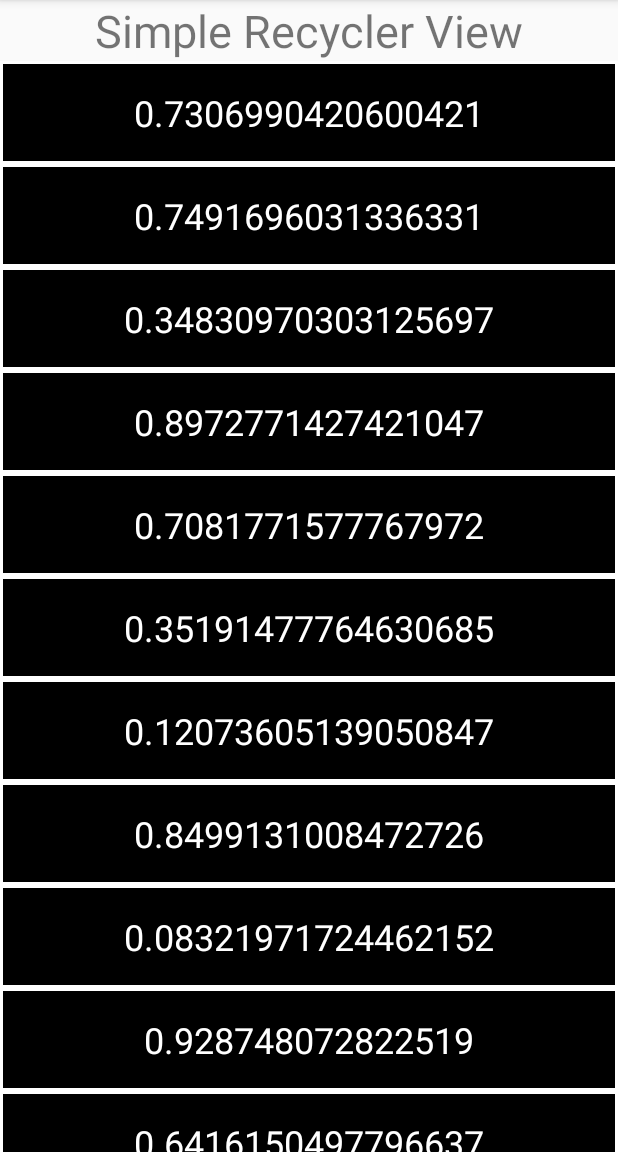
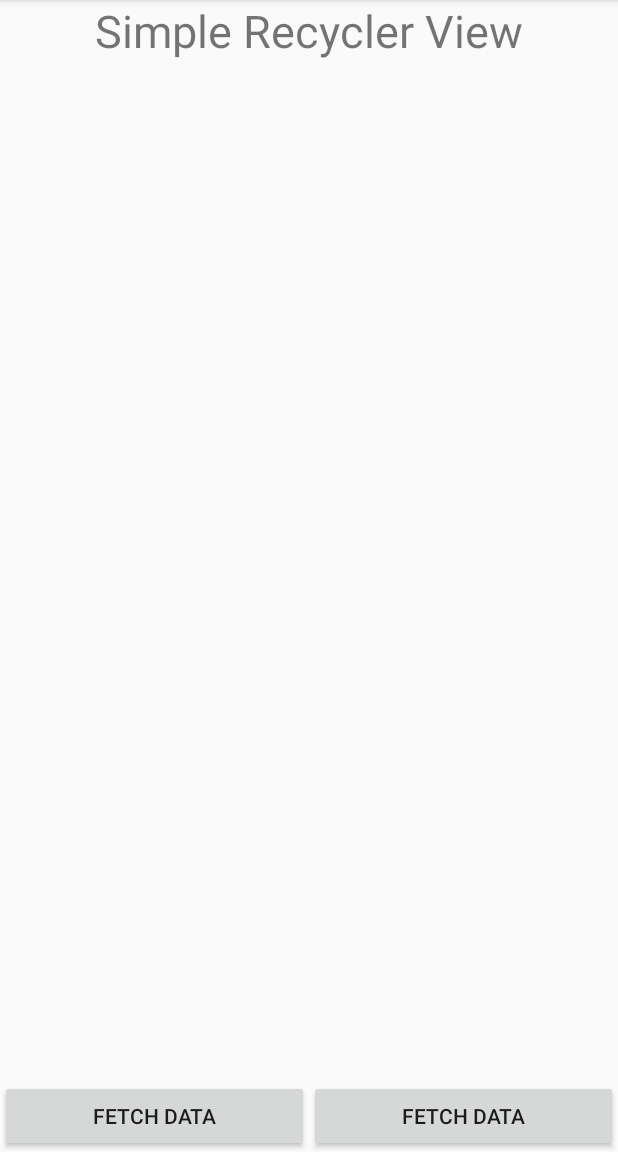
Before and after one commit to Amansingh717/Sample-Recycler-View, an Android app: the screen it shows after launch (MainActivity), on a phone screen of 412 x 824 dp, the part 84-1236 px from its top. Run offline under Robolectric (Android 15) with nearby library versions, the phone set to English and light mode, and no system bars.

Commit message:
implementation asyncListDiffer

```diff
--- a/app/src/main/java/com/example/bootcamplayoutspart2/DataSource.java
+++ b/app/src/main/java/com/example/bootcamplayoutspart2/DataSource.java
@@ -1,19 +1,58 @@
 package com.example.bootcamplayoutspart2;
+
+import androidx.annotation.Nullable;
+import androidx.lifecycle.MediatorLiveData;
 
 import java.util.ArrayList;
 
-public class DataSource {
+class DataSource {
 
-    private ArrayList<Double> arrayList;
+    MediatorLiveData<ArrayList<Data>> arrayListLiveData;
+
+    void initData() {
+        ArrayList<Data> arrayListData = new ArrayList<>();
+        for (int i = 0; i < 50; i++) {
+            Data data = new Data(i, Math.random());
+            arrayListData.add(data);
+        }
+        arrayListLiveData.setValue(arrayListData);
+    }
+
+    void fetchData() {
+        ArrayList<Data> arrayListData = new ArrayList<>();
+        for (int i = 0; i < 50; i++) {
+            if (i % 3 == 0) {
+                Data data = new Data(i, Math.random());
+                arrayListData.add(data);
+            }
+        }
+        arrayListLiveData.setValue(arrayListData);
+    }
 
     DataSource() {
-        this.arrayList = new ArrayList<>();
+        this.arrayListLiveData = new MediatorLiveData<>();
     }
 
-    public ArrayList<Double> getData() {
-        for (int i = 0; i < 20; i++) {
-            arrayList.add(Math.random());
+    class Data {
+        private int id;
+        private double value;
+
+        public Data(int id, double value) {
+            this.id = id;
+            this.value = value;
         }
-        return arrayList;
+
+        public int getId() {
+            return id;
+        }
+
+        public double getValue() {
+            return value;
+        }
+
+        @Override
+        public boolean equals(@Nullable Object obj) {
+            return this == obj;
+        }
     }
 }
--- a/app/src/main/java/com/example/bootcamplayoutspart2/MainActivity.java
+++ b/app/src/main/java/com/example/bootcamplayoutspart2/MainActivity.java
@@ -1,17 +1,19 @@
 package com.example.bootcamplayoutspart2;
 
+import android.os.Bundle;
+import android.view.View;
+import android.widget.Button;
+
 import androidx.appcompat.app.AppCompatActivity;
+import androidx.lifecycle.Observer;
 import androidx.recyclerview.widget.LinearLayoutManager;
 import androidx.recyclerview.widget.RecyclerView;
 
-import android.os.Bundle;
+import java.util.ArrayList;
 
 public class MainActivity extends AppCompatActivity {
 
-    private DataSource mDataSource;
-    private RecyclerView mRecyclerView;
-    private MyRecyclerViewAdapter myRecyclerViewAdapter;
-    private LinearLayoutManager layoutManager;
+    MyRecyclerViewAdapter myRecyclerViewAdapter = new MyRecyclerViewAdapter();
 
     @Override
     protected void onCreate(Bundle savedInstanceState) {
@@ -19,17 +21,38 @@ public class MainActivity extends AppCompatActivity {
         setContentView(R.layout.activity_main);
 
         //initialisation
-        mDataSource = new DataSource();
-        mRecyclerView = findViewById(R.id.recycler_view);
-        myRecyclerViewAdapter = new MyRecyclerViewAdapter();
-        layoutManager = new LinearLayoutManager(this);
+        final DataSource mDataSource = new DataSource();
+        RecyclerView mRecyclerView = findViewById(R.id.recycler_view);
+        LinearLayoutManager layoutManager = new LinearLayoutManager(this);
 
         //fetching data
-        myRecyclerViewAdapter.addData(mDataSource.getData());
+        mDataSource.arrayListLiveData.observe(this, new Observer<ArrayList<DataSource.Data>>() {
+            @Override
+            public void onChanged(ArrayList<DataSource.Data> data) {
+                myRecyclerViewAdapter.submitList(data);
+            }
+        });
+
 
         //setting recycler-view
         mRecyclerView.setAdapter(myRecyclerViewAdapter);
         mRecyclerView.setLayoutManager(layoutManager);
         mRecyclerView.setHasFixedSize(false);
+
+        Button buttonFetchData = findViewById(R.id.button_fetch_data);
+        buttonFetchData.setOnClickListener(new View.OnClickListener() {
+            @Override
+            public void onClick(View v) {
+                mDataSource.fetchData();
+            }
+        });
+
+        Button buttonInitData = findViewById(R.id.button_init_data);
+        buttonInitData.setOnClickListener(new View.OnClickListener() {
+            @Override
+            public void onClick(View v) {
+                mDataSource.initData();
+            }
+        });
     }
 }
--- a/app/src/main/java/com/example/bootcamplayoutspart2/MyRecyclerViewAdapter.java
+++ b/app/src/main/java/com/example/bootcamplayoutspart2/MyRecyclerViewAdapter.java
@@ -6,6 +6,8 @@ import android.view.ViewGroup;
 import android.widget.TextView;
 
 import androidx.annotation.NonNull;
+import androidx.recyclerview.widget.AsyncListDiffer;
+import androidx.recyclerview.widget.DiffUtil;
 import androidx.recyclerview.widget.RecyclerView;
 
 import java.util.ArrayList;
@@ -13,10 +15,22 @@ import java.util.ArrayList;
 //This example will be using AsyncListDiffer with RecyclerView
 public class MyRecyclerViewAdapter extends RecyclerView.Adapter<MyRecyclerViewAdapter.MyRecyclerViewHolder> {
 
-    private ArrayList<Double> arrayList = new ArrayList<>();
+    private final AsyncListDiffer<DataSource.Data> mDiffer = new AsyncListDiffer<>(this, diffCallback);
+    private static final DiffUtil.ItemCallback<DataSource.Data> diffCallback = new DiffUtil.ItemCallback<DataSource.Data>() {
 
-    void addData(ArrayList<Double> arrayList) {
-        this.arrayList.addAll(arrayList);
+        @Override
+        public boolean areItemsTheSame(@NonNull DataSource.Data oldItem, @NonNull DataSource.Data newItem) {
+            return oldItem.getId() == newItem.getId();
+        }
+
+        @Override
+        public boolean areContentsTheSame(@NonNull DataSource.Data oldItem, @NonNull DataSource.Data newItem) {
+            return oldItem.equals(newItem);
+        }
+    };
+
+    public void submitList(ArrayList<DataSource.Data> arrayList) {
+        mDiffer.submitList(arrayList);
     }
 
     @NonNull
@@ -28,20 +42,23 @@ public class MyRecyclerViewAdapter extends RecyclerView.Adapter<MyRecyclerViewAd
 
     @Override
     public void onBindViewHolder(@NonNull MyRecyclerViewHolder holder, int position) {
-        holder.textView.setText(String.valueOf(arrayList.get(position)));
+        holder.textView.setText(String.valueOf(mDiffer.getCurrentList().get(position).getValue()));
+        holder.textViewIndex.setText(String.valueOf(mDiffer.getCurrentList().get(position).getId()));
     }
 
     @Override
     public int getItemCount() {
-        return arrayList.size();
+        return mDiffer.getCurrentList().size();
     }
 
     class MyRecyclerViewHolder extends RecyclerView.ViewHolder {
         TextView textView;
+        TextView textViewIndex;
 
         MyRecyclerViewHolder(@NonNull View itemView) {
             super(itemView);
             textView = itemView.findViewById(R.id.row_item_text);
+            textViewIndex = itemView.findViewById(R.id.row_item_text_index);
         }
     }
 }
--- a/app/src/main/res/layout/activity_main.xml
+++ b/app/src/main/res/layout/activity_main.xml
@@ -20,10 +20,27 @@
         android:id="@+id/recycler_view"
         android:layout_width="0dp"
         android:layout_height="0dp"
-        app:layout_constraintBottom_toBottomOf="parent"
+        app:layout_constraintBottom_toTopOf="@id/button_fetch_data"
         app:layout_constraintEnd_toEndOf="parent"
         app:layout_constraintStart_toStartOf="parent"
         app:layout_constraintTop_toBottomOf="@id/title" />
 
+    <Button
+        android:id="@+id/button_init_data"
+        android:layout_width="0dp"
+        android:layout_height="wrap_content"
+        android:text="@string/fetch_data"
+        app:layout_constraintBottom_toBottomOf="parent"
+        app:layout_constraintEnd_toStartOf="@id/button_fetch_data"
+        app:layout_constraintStart_toStartOf="parent" />
+
+    <Button
+        android:id="@+id/button_fetch_data"
+        android:layout_width="0dp"
+        android:layout_height="wrap_content"
+        android:text="@string/fetch_data"
+        app:layout_constraintBottom_toBottomOf="parent"
+        app:layout_constraintEnd_toEndOf="parent"
+        app:layout_constraintStart_toEndOf="@id/button_init_data" />
 
 </androidx.constraintlayout.widget.ConstraintLayout>
--- a/app/src/main/res/values/strings.xml
+++ b/app/src/main/res/values/strings.xml
@@ -1,4 +1,5 @@
 <resources>
     <string name="app_name">BootcampLayoutsPart2</string>
     <string name="simple_recycler_view">Simple Recycler View</string>
+    <string name="fetch_data">Fetch Data</string>
 </resources>
```
Also changed, not shown: app/src/main/res/layout/recycler_row_item.xml (+18 -3 lines).
